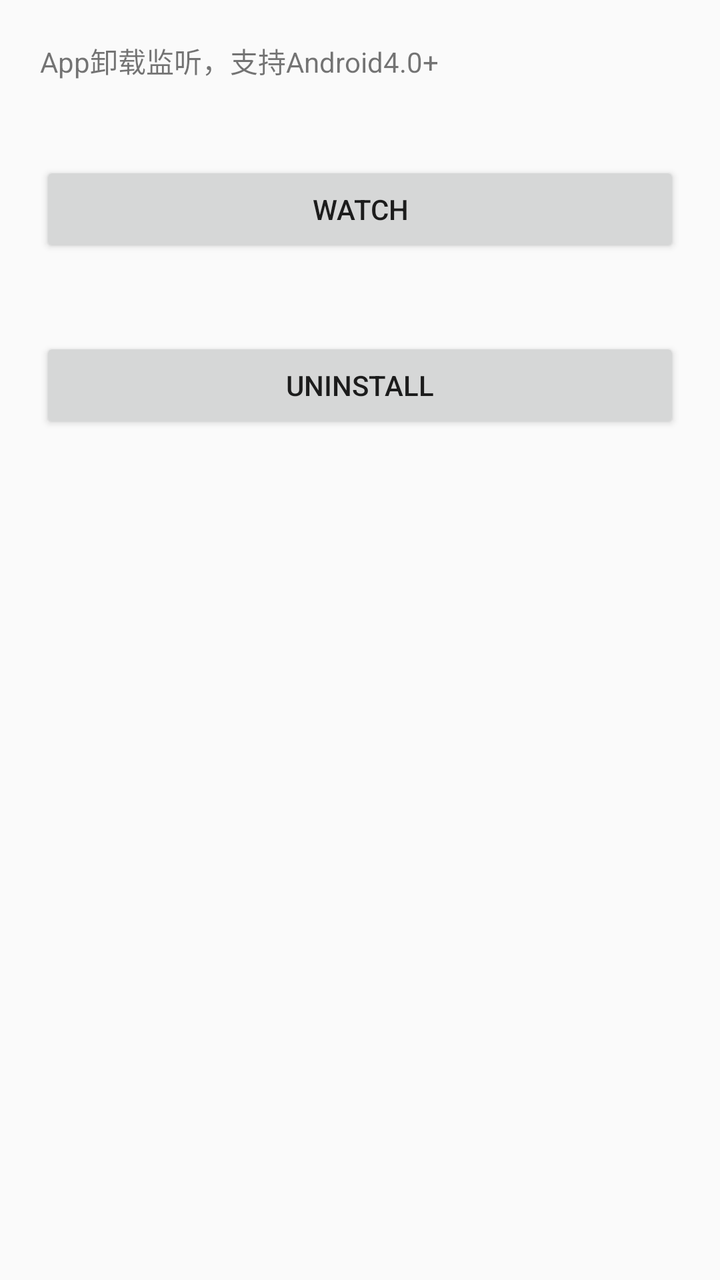
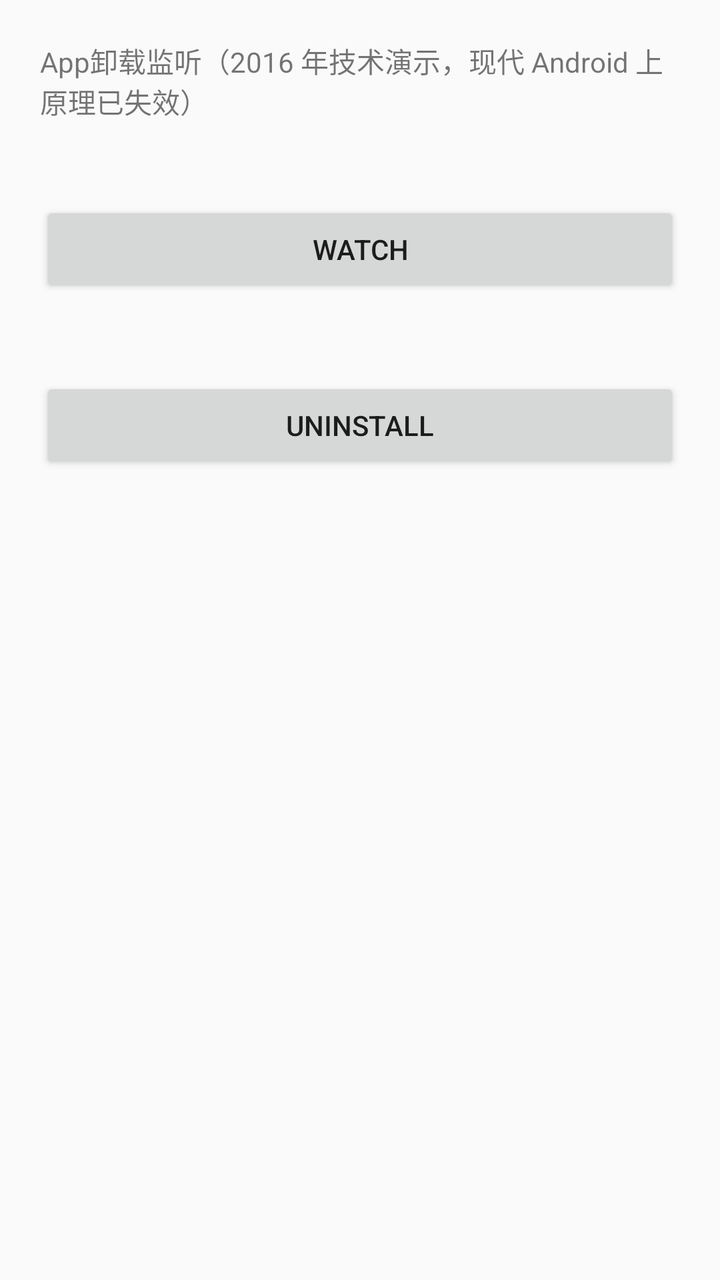

Two renders of the same Android screen: before a commit and after it. Below are the layout's source before the change and the commit's diff.
<!-- AndroidManifest.xml: application theme AppTheme -->
<!-- res/layout/activity_main.xml -->
<?xml version="1.0" encoding="utf-8"?>
<LinearLayout
    xmlns:android="http://schemas.android.com/apk/res/android"
    xmlns:app="http://schemas.android.com/apk/res-auto"
    xmlns:tools="http://schemas.android.com/tools"
    android:layout_width="match_parent"
    android:layout_height="match_parent"
    android:orientation="vertical">

    <TextView
        android:layout_width="match_parent"
        android:layout_height="wrap_content"
        android:layout_margin="20dp"
        android:text="App卸载监听，支持Android4.0+"/>

    <Button
        android:id="@+id/watch"
        android:layout_width="match_parent"
        android:layout_height="wrap_content"
        android:layout_margin="20dp"
        android:gravity="center"
        android:onClick="watch"
        android:text="watch"/>

    <Button
        android:id="@+id/uninstall"
        android:layout_width="match_parent"
        android:layout_height="wrap_content"
        android:layout_margin="20dp"
        android:gravity="center"
        android:onClick="uninstall"
        android:text="uninstall"/>

</LinearLayout>
<!-- resources referenced by this layout -->
<resources>
  <style name="AppTheme" parent="Theme.AppCompat.Light.DarkActionBar">
          
          <item name="colorPrimary">@color/colorPrimary</item>
          <item name="colorPrimaryDark">@color/colorPrimaryDark</item>
          <item name="colorAccent">@color/colorAccent</item>
      </style>
  <color name="colorPrimary">#3F51B5</color>
  <color name="colorPrimaryDark">#303F9F</color>
  <color name="colorAccent">#FF4081</color>
</resources>

<!-- the commit's change to res/layout/activity_main.xml (unified diff, before → after) -->
@@ -11,7 +11,7 @@
         android:layout_width="match_parent"
         android:layout_height="wrap_content"
         android:layout_margin="20dp"
-        android:text="App卸载监听，支持Android4.0+"/>
+        android:text="App卸载监听（2016 年技术演示，现代 Android 上原理已失效）"/>
 
     <Button
         android:id="@+id/watch"
